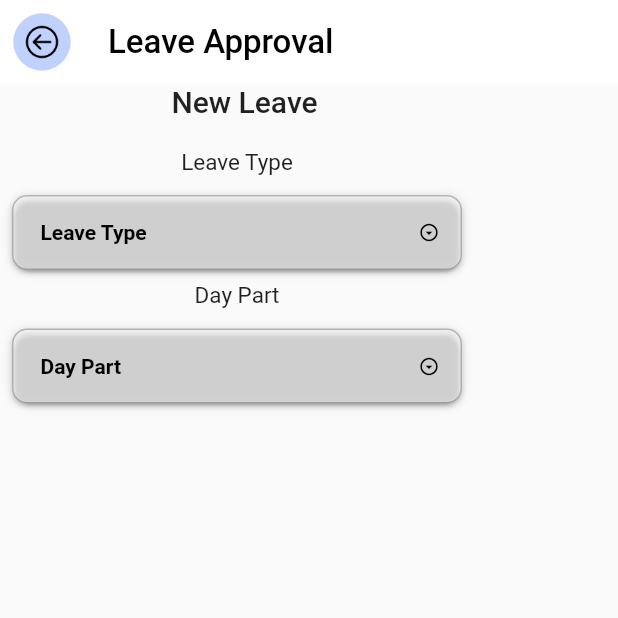
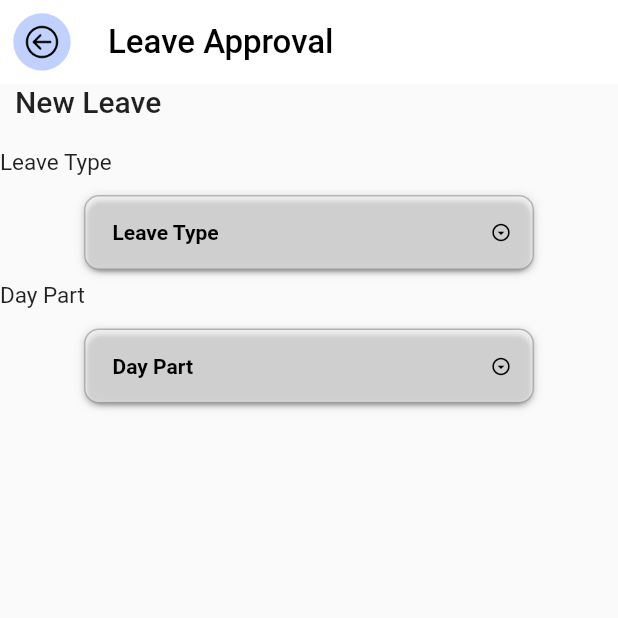
Before and after one commit to funky-dev99/Attendance-System, a Flutter app: the Leave screen opened directly, on a phone screen of 412 x 824 dp, the top half of it. Run offline on Flutter 3.47's test engine with Material 2 defaults, Android fonts, the phone set to English and light mode, and no system bars; drawn by our look-alikes of dropdown_button2; our stand-ins replace hexcolor; missing offline and left inert: qr_code_scanner.

Commit message:
Update leave.dart

```diff
--- a/attendance_system/lib/pages/leave.dart
+++ b/attendance_system/lib/pages/leave.dart
@@ -41,6 +41,8 @@
       ),
       body: Column(
         children:  [
+          Row(
+            children: [
               Container(
                 padding: const EdgeInsets.only(left: 10.0),
                 child: const Text("New Leave",
@@ -49,12 +51,18 @@
                     fontWeight: FontWeight.w500,
                   ),),
               ),
+            ],
+          ),
           const SizedBox(height: 20,),
 
+          Row(
+            children: [
               const Text("Leave Type",
                 style: TextStyle(
                   fontSize: 15.0,
                 ),),
+            ],
+          ),
           const SizedBox(
             height: 5.0
           ),
@@ -152,10 +160,14 @@
             ),
           ),
 
+          Row(
+            children: [
               const Text("Day Part",
                 style: TextStyle(
                   fontSize: 15.0,
                 ),),
+            ],
+          ),
           const SizedBox(
               height: 5.0
           ),
```
Lines whose indentation alone changed are shown as unchanged.
